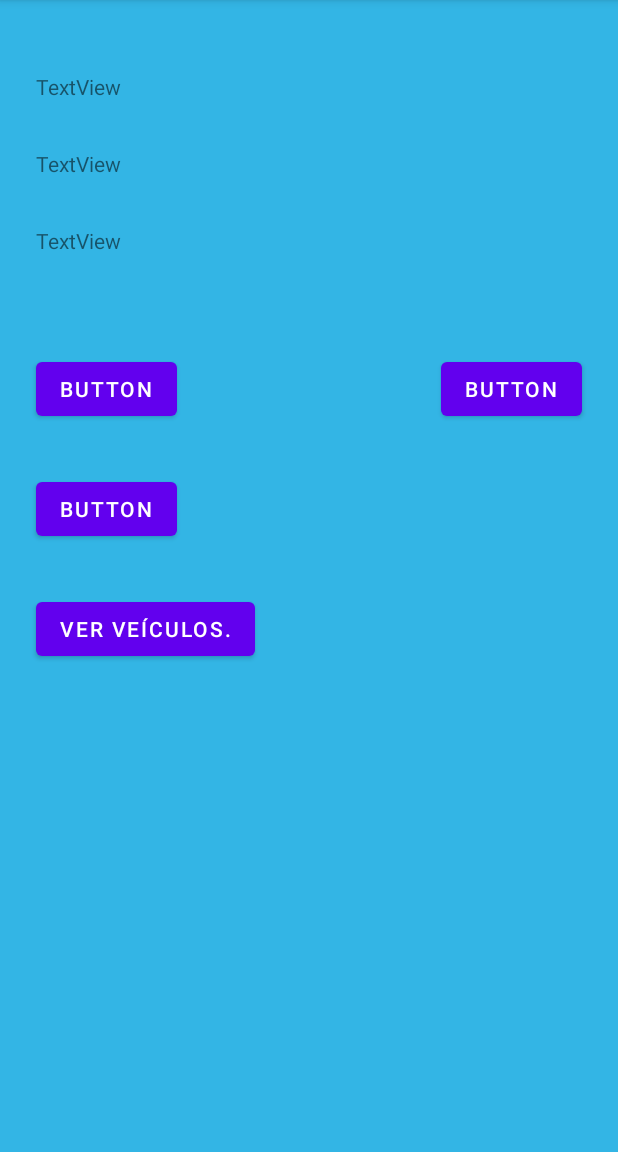
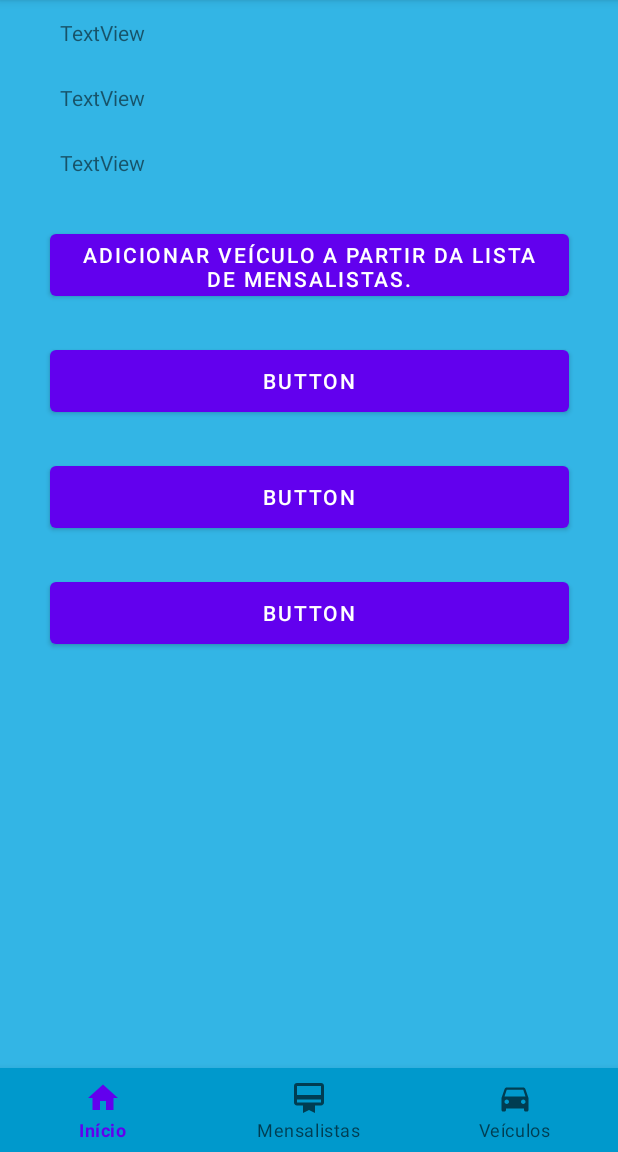
Before and after one commit to DaviPernalonga30/JavaMobileParkingControl, an Android app: the screen it shows after launch (MainActivity), on a phone screen of 412 x 824 dp, the part 84-1236 px from its top. Run offline under Robolectric (Android 15) with nearby library versions, the phone set to English and light mode, and no system bars; our stand-ins replace navigation-ui.

Commit message:
Criação da navegação entre os fragments (Funcionando do jeito esperado)

```diff
--- a/app/build.gradle
+++ b/app/build.gradle
@@ -25,6 +25,9 @@ android {
         sourceCompatibility JavaVersion.VERSION_1_8
         targetCompatibility JavaVersion.VERSION_1_8
     }
+    viewBinding{
+        enabled = true
+    }
 }
 
 dependencies {
@@ -33,6 +36,8 @@ dependencies {
     implementation 'androidx.appcompat:appcompat:1.5.1'
     implementation 'com.google.android.material:material:1.6.1'
     implementation 'androidx.constraintlayout:constraintlayout:2.1.4'
+    implementation 'androidx.navigation:navigation-fragment:2.5.2'
+    implementation 'androidx.navigation:navigation-ui:2.5.2'
     testImplementation 'junit:junit:4.13.2'
     androidTestImplementation 'androidx.test.ext:junit:1.1.3'
     androidTestImplementation 'androidx.test.espresso:espresso-core:3.4.0'
--- a/app/src/main/java/com/estacionamento2d/parkingcontrol2d/MainActivity.java
+++ b/app/src/main/java/com/estacionamento2d/parkingcontrol2d/MainActivity.java
@@ -1,50 +1,39 @@
 package com.estacionamento2d.parkingcontrol2d;
 
 import androidx.appcompat.app.AppCompatActivity;
-import androidx.recyclerview.widget.LinearLayoutManager;
-import androidx.recyclerview.widget.RecyclerView;
+import androidx.navigation.NavController;
 
-import com.estacionamento2d.adapter.AdapterSubscriber;
-import com.estacionamento2d.adapter.AdapterVeicule;
-import com.estacionamento2d.javasrc.DataBaseManagement;
-import com.estacionamento2d.javasrc.Subscriber;
-import com.estacionamento2d.javasrc.VeiculeClass;
+import androidx.navigation.fragment.NavHostFragment;
+import androidx.navigation.ui.NavigationUI;
+
+import com.estacionamento2d.parkingcontrol2d.databinding.ActivityMainBinding;
 
 
 import android.os.Bundle;
-import android.os.StrictMode;
-import android.view.View;
-import android.widget.Button;
-import android.widget.LinearLayout;
-import android.widget.TextView;
 
-import org.w3c.dom.Text;
-
-import java.util.ArrayList;
 
 public class MainActivity extends AppCompatActivity {
+
+    private ActivityMainBinding binding;
+
+
+    private NavHostFragment navHostFragment;
+    private NavController navController;
+
 
     @Override
     protected void onCreate(Bundle savedInstanceState) {
         super.onCreate(savedInstanceState);
+        binding = ActivityMainBinding.inflate(getLayoutInflater());
+        setContentView(binding.getRoot());
 
-        setContentView(R.layout.activity_main);
+        initNavigation();
+    }
 
-        //button declarations.
-        Button button_viewVeicules = (Button) findViewById(R.id.button_viewVeicules);
-
-
-        //button setTexts.
-        button_viewVeicules.setText("Ver Veículos.");
-        button_viewVeicules.setOnClickListener(new View.OnClickListener() {
-            @Override
-            public void onClick(View view) {
-
-            }
-        });
-
-
-
+    private void initNavigation(){
+        navHostFragment = (NavHostFragment) getSupportFragmentManager().findFragmentById(R.id.fragmentContainerMain);
+        navController = navHostFragment.getNavController();
+        NavigationUI.setupWithNavController(binding.bottomNavigation, navController);
 
     }
 }
--- /dev/null
+++ b/app/src/main/java/com/estacionamento2d/parkingcontrol2d/homeFragment/HomePageFragment.java
@@ -0,0 +1,56 @@
+package com.estacionamento2d.parkingcontrol2d.homeFragment;
+
+import android.os.Bundle;
+
+import androidx.fragment.app.Fragment;
+
+import android.view.LayoutInflater;
+import android.view.View;
+import android.view.ViewGroup;
+import android.widget.Button;
+
+import com.estacionamento2d.parkingcontrol2d.R;
+
+
+public class HomePageFragment extends Fragment {
+    public HomePageFragment() {
+        // Required empty public constructor
+    }
+
+    @Override
+    public void onCreate(Bundle savedInstanceState) {
+        super.onCreate(savedInstanceState);
+
+    }
+
+    @Override
+    public View onCreateView(LayoutInflater inflater, ViewGroup container,
+                             Bundle savedInstanceState) {
+        // Inflate the layout for this fragment
+        View view = inflater.inflate(R.layout.fragment_home_page, container, false);
+
+        //TextView Declarations
+
+
+        //TextView setText
+
+
+
+        //Buttons declarations
+        Button buttonAddVeiculeFromSubscriber = (Button) view.findViewById(R.id.button_add_veicule_from_subscriber);
+
+
+
+        //buttons setText
+        buttonAddVeiculeFromSubscriber.setText("Adicionar veículo a partir da lista de mensalistas.");
+
+
+
+        //buttons ActionsPerformed
+
+
+
+        return view;
+
+    }
+}
--- /dev/null
+++ b/app/src/main/res/drawable/ic_baseline_card_membership_24.xml
@@ -0,0 +1,5 @@
+<vector android:height="24dp" android:tint="#000000"
+    android:viewportHeight="24" android:viewportWidth="24"
+    android:width="24dp" xmlns:android="http://schemas.android.com/apk/res/android">
+    <path android:fillColor="@android:color/white" android:pathData="M20,2L4,2c-1.11,0 -2,0.89 -2,2v11c0,1.11 0.89,2 2,2h4v5l4,-2 4,2v-5h4c1.11,0 2,-0.89 2,-2L22,4c0,-1.11 -0.89,-2 -2,-2zM20,15L4,15v-2h16v2zM20,10L4,10L4,4h16v6z"/>
+</vector>
--- /dev/null
+++ b/app/src/main/res/drawable/ic_baseline_directions_car_24.xml
@@ -0,0 +1,5 @@
+<vector android:height="24dp" android:tint="#000000"
+    android:viewportHeight="24" android:viewportWidth="24"
+    android:width="24dp" xmlns:android="http://schemas.android.com/apk/res/android">
+    <path android:fillColor="@android:color/white" android:pathData="M18.92,6.01C18.72,5.42 18.16,5 17.5,5h-11c-0.66,0 -1.21,0.42 -1.42,1.01L3,12v8c0,0.55 0.45,1 1,1h1c0.55,0 1,-0.45 1,-1v-1h12v1c0,0.55 0.45,1 1,1h1c0.55,0 1,-0.45 1,-1v-8l-2.08,-5.99zM6.5,16c-0.83,0 -1.5,-0.67 -1.5,-1.5S5.67,13 6.5,13s1.5,0.67 1.5,1.5S7.33,16 6.5,16zM17.5,16c-0.83,0 -1.5,-0.67 -1.5,-1.5s0.67,-1.5 1.5,-1.5 1.5,0.67 1.5,1.5 -0.67,1.5 -1.5,1.5zM5,11l1.5,-4.5h11L19,11L5,11z"/>
+</vector>
--- /dev/null
+++ b/app/src/main/res/drawable/ic_baseline_home_24.xml
@@ -0,0 +1,5 @@
+<vector android:height="24dp" android:tint="#000000"
+    android:viewportHeight="24" android:viewportWidth="24"
+    android:width="24dp" xmlns:android="http://schemas.android.com/apk/res/android">
+    <path android:fillColor="@android:color/white" android:pathData="M10,20v-6h4v6h5v-8h3L12,3 2,12h3v8z"/>
+</vector>
--- a/app/src/main/res/layout/activity_main.xml
+++ b/app/src/main/res/layout/activity_main.xml
@@ -7,88 +7,26 @@
     android:background="@android:color/holo_blue_light"
     tools:context=".MainActivity">
 
-    <TextView
-        android:id="@+id/text_totalVeics"
-        android:layout_width="wrap_content"
+
+    <com.google.android.material.bottomnavigation.BottomNavigationView
+        android:id="@+id/bottom_navigation"
+        android:layout_width="match_parent"
         android:layout_height="wrap_content"
-        android:layout_marginStart="24dp"
-        android:layout_marginTop="48dp"
-        android:text="TextView"
-        app:layout_constraintStart_toStartOf="parent"
-        app:layout_constraintTop_toTopOf="parent" />
+        android:background="@android:color/holo_blue_dark"
+        app:layout_constraintBottom_toBottomOf="parent"
+        app:menu="@menu/bottom_navigation_menu" />
 
-    <TextView
-        android:id="@+id/text_totalSubs"
-        android:layout_width="wrap_content"
-        android:layout_height="wrap_content"
-        android:layout_marginStart="24dp"
-        android:layout_marginTop="32dp"
-        android:text="TextView"
-        app:layout_constraintStart_toStartOf="parent"
-        app:layout_constraintTop_toBottomOf="@+id/text_totalVeics" />
-
-    <TextView
-        android:id="@+id/text_dayVenue"
-        android:layout_width="wrap_content"
-        android:layout_height="wrap_content"
-        android:layout_marginStart="24dp"
-        android:layout_marginTop="32dp"
-        android:text="TextView"
-        app:layout_constraintStart_toStartOf="parent"
-        app:layout_constraintTop_toBottomOf="@+id/text_totalSubs" />
-
-    <Button
-        android:id="@+id/button_viewSubscribers"
-        android:layout_width="wrap_content"
-        android:layout_height="wrap_content"
-        android:layout_marginStart="24dp"
-        android:layout_marginEnd="24dp"
-        android:layout_marginBottom="48dp"
-        android:text="Button"
-        app:layout_constraintBottom_toBottomOf="parent"
+    <androidx.fragment.app.FragmentContainerView
+        android:id="@+id/fragmentContainerMain"
+        android:name="androidx.navigation.fragment.NavHostFragment"
+        android:layout_width="0dp"
+        android:layout_height="0dp"
+        app:layout_constraintBottom_toTopOf="@+id/bottom_navigation"
         app:layout_constraintEnd_toEndOf="parent"
-        app:layout_constraintHorizontal_bias="1.0"
-        app:layout_constraintStart_toEndOf="@+id/button_addVeicule"
-        app:layout_constraintTop_toTopOf="@+id/button_addVeicule"
-        app:layout_constraintVertical_bias="0.0" />
-
-    <Button
-        android:id="@+id/button_addVeicule"
-        android:layout_width="wrap_content"
-        android:layout_height="wrap_content"
-        android:layout_marginStart="24dp"
-        android:layout_marginTop="48dp"
-        android:layout_marginEnd="24dp"
-        android:layout_marginBottom="48dp"
-        android:text="Button"
-        app:layout_constraintBottom_toBottomOf="parent"
-        app:layout_constraintEnd_toEndOf="parent"
-        app:layout_constraintHorizontal_bias="0.0"
         app:layout_constraintStart_toStartOf="parent"
         app:layout_constraintTop_toTopOf="parent"
-        app:layout_constraintVertical_bias="0.3" />
+        app:layout_constraintVertical_bias="0.0"
+        app:navGraph="@navigation/nav_main" />
 
-    <Button
-        android:id="@+id/button_alterVeicule"
-        android:layout_width="wrap_content"
-        android:layout_height="wrap_content"
-        android:layout_marginStart="24dp"
-        android:layout_marginTop="32dp"
-        android:text="Button"
-        app:layout_constraintStart_toStartOf="parent"
-        app:layout_constraintTop_toBottomOf="@+id/button_addVeicule" />
-
-    <Button
-        android:id="@+id/button_viewVeicules"
-        android:layout_width="wrap_content"
-        android:layout_height="wrap_content"
-        android:layout_marginStart="24dp"
-        android:layout_marginTop="32dp"
-        android:layout_marginBottom="48dp"
-        android:text="Button"
-        app:layout_constraintBottom_toBottomOf="parent"
-        app:layout_constraintStart_toStartOf="parent"
-        app:layout_constraintTop_toBottomOf="@+id/button_alterVeicule"
-        app:layout_constraintVertical_bias="0.0" />
 
 </androidx.constraintlayout.widget.ConstraintLayout>
--- /dev/null
+++ b/app/src/main/res/layout/fragment_home_page.xml
@@ -0,0 +1,93 @@
+<?xml version="1.0" encoding="utf-8"?>
+<androidx.constraintlayout.widget.ConstraintLayout xmlns:android="http://schemas.android.com/apk/res/android"
+    xmlns:app="http://schemas.android.com/apk/res-auto"
+    xmlns:tools="http://schemas.android.com/tools"
+    android:id="@+id/homePageFragment"
+    android:layout_width="match_parent"
+    android:layout_height="match_parent"
+    android:background="@android:color/holo_blue_light"
+    tools:context=".homeFragment.HomePageFragment">
+
+    <Button
+        android:id="@+id/button_add_veicule"
+        android:layout_width="346dp"
+        android:layout_height="53dp"
+        android:layout_marginStart="24dp"
+        android:layout_marginTop="24dp"
+        android:layout_marginEnd="24dp"
+        android:text="Button"
+        app:layout_constraintEnd_toEndOf="parent"
+        app:layout_constraintStart_toStartOf="parent"
+        app:layout_constraintTop_toBottomOf="@+id/button_add_veicule_from_subscriber" />
+
+    <Button
+        android:id="@+id/button_edit_veicule"
+        android:layout_width="346dp"
+        android:layout_height="53dp"
+        android:layout_marginStart="24dp"
+        android:layout_marginTop="24dp"
+        android:layout_marginEnd="24dp"
+        android:text="Button"
+        app:layout_constraintEnd_toEndOf="parent"
+        app:layout_constraintStart_toStartOf="parent"
+        app:layout_constraintTop_toBottomOf="@+id/button_add_veicule" />
+
+    <Button
+        android:id="@+id/button_remove_veicule"
+        android:layout_width="346dp"
+        android:layout_height="53dp"
+        android:layout_marginStart="24dp"
+        android:layout_marginTop="24dp"
+        android:layout_marginEnd="24dp"
+        android:text="Button"
+        app:layout_constraintEnd_toEndOf="parent"
+        app:layout_constraintStart_toStartOf="parent"
+        app:layout_constraintTop_toBottomOf="@+id/button_edit_veicule" />
+
+    <Button
+        android:id="@+id/button_add_veicule_from_subscriber"
+        android:layout_width="346dp"
+        android:layout_height="53dp"
+        android:layout_marginStart="24dp"
+        android:layout_marginTop="32dp"
+        android:layout_marginEnd="24dp"
+        android:text="BUTTON"
+        app:layout_constraintEnd_toEndOf="parent"
+        app:layout_constraintStart_toStartOf="parent"
+        app:layout_constraintTop_toBottomOf="@+id/textView_daily_money" />
+
+    <TextView
+        android:id="@+id/textView_total_veicule"
+        android:layout_width="wrap_content"
+        android:layout_height="wrap_content"
+        android:layout_marginStart="40dp"
+        android:layout_marginTop="12dp"
+        android:text="TextView"
+        app:layout_constraintStart_toStartOf="parent"
+        app:layout_constraintTop_toTopOf="parent" />
+
+    <TextView
+        android:id="@+id/textView_total_subs"
+        android:layout_width="wrap_content"
+        android:layout_height="wrap_content"
+        android:layout_marginStart="40dp"
+        android:layout_marginTop="24dp"
+        android:text="TextView"
+        app:layout_constraintStart_toStartOf="parent"
+        app:layout_constraintTop_toBottomOf="@+id/textView_total_veicule" />
+
+    <TextView
+        android:id="@+id/textView_daily_money"
+        android:layout_width="58dp"
+        android:layout_height="wrap_content"
+        android:layout_marginStart="40dp"
+        android:layout_marginTop="24dp"
+        android:text="TextView"
+        app:layout_constraintBottom_toBottomOf="parent"
+        app:layout_constraintEnd_toEndOf="parent"
+        app:layout_constraintHorizontal_bias="0.0"
+        app:layout_constraintStart_toStartOf="parent"
+        app:layout_constraintTop_toBottomOf="@+id/textView_total_subs"
+        app:layout_constraintVertical_bias="0.0" />
+
+</androidx.constraintlayout.widget.ConstraintLayout>
--- a/app/src/main/res/layout/fragment_subscriber_recycler_view.xml
+++ b/app/src/main/res/layout/fragment_subscriber_recycler_view.xml
@@ -1,6 +1,7 @@
 <?xml version="1.0" encoding="utf-8"?>
 <FrameLayout xmlns:android="http://schemas.android.com/apk/res/android"
     xmlns:tools="http://schemas.android.com/tools"
+    android:id="@+id/subscriberRecyclerViewFragment"
     android:layout_width="match_parent"
     android:layout_height="match_parent"
     android:background="@android:color/holo_blue_light"
@@ -9,5 +10,6 @@
     <androidx.recyclerview.widget.RecyclerView
         android:id="@+id/recyclerView_subscriber"
         android:layout_width="match_parent"
-        android:layout_height="match_parent" />
+        android:layout_height="wrap_content"
+        android:layout_marginTop="8dp" />
 </FrameLayout>
--- a/app/src/main/res/layout/fragment_veicule_recycler_view.xml
+++ b/app/src/main/res/layout/fragment_veicule_recycler_view.xml
@@ -1,13 +1,16 @@
 <?xml version="1.0" encoding="utf-8"?>
 <FrameLayout xmlns:android="http://schemas.android.com/apk/res/android"
     xmlns:tools="http://schemas.android.com/tools"
+    android:id="@+id/veiculeRecyclerViewFragmentlist"
     android:layout_width="match_parent"
     android:layout_height="match_parent"
+    android:layout_margin="0dp"
     android:background="@android:color/holo_blue_light"
     tools:context=".veiculefragment.VeiculeRecyclerViewFragment">
 
     <androidx.recyclerview.widget.RecyclerView
         android:id="@+id/recyclerView_veicule"
         android:layout_width="match_parent"
-        android:layout_height="match_parent" />
+        android:layout_height="wrap_content"
+        android:layout_marginTop="8dp" />
 </FrameLayout>
--- /dev/null
+++ b/app/src/main/res/menu/bottom_navigation_menu.xml
@@ -0,0 +1,21 @@
+<?xml version="1.0" encoding="utf-8"?>
+<menu xmlns:android="http://schemas.android.com/apk/res/android">
+    <item
+        android:id="@+id/homePageFragment"
+        android:enabled="true"
+        android:icon="@drawable/ic_baseline_home_24"
+        android:title="Início"
+        />
+    <item
+        android:id="@+id/subscriberRecyclerViewFragment"
+        android:enabled="true"
+        android:icon="@drawable/ic_baseline_card_membership_24"
+        android:title="Mensalistas"
+        />
+    <item
+        android:id="@+id/veiculeRecyclerViewFragment"
+        android:enabled="true"
+        android:icon="@drawable/ic_baseline_directions_car_24"
+        android:title="Veículos"
+        />
+</menu>
--- /dev/null
+++ b/app/src/main/res/navigation/nav_main.xml
@@ -0,0 +1,26 @@
+<?xml version="1.0" encoding="utf-8"?>
+<navigation xmlns:android="http://schemas.android.com/apk/res/android"
+    xmlns:app="http://schemas.android.com/apk/res-auto"
+    xmlns:tools="http://schemas.android.com/tools"
+    android:id="@+id/nav_main"
+    app:startDestination="@id/homePageFragment">
+
+    <fragment
+        android:id="@+id/homePageFragment"
+        android:name="com.estacionamento2d.parkingcontrol2d.homeFragment.HomePageFragment"
+        android:label="fragment_home_page"
+        tools:layout="@layout/fragment_home_page" />
+
+    <fragment
+        android:id="@+id/subscriberRecyclerViewFragment"
+        android:name="com.estacionamento2d.parkingcontrol2d.subscriberFragment.SubscriberRecyclerViewFragment"
+        android:label="fragment_subscriber_recycler_view"
+        tools:layout="@layout/fragment_subscriber_recycler_view" />
+
+    <fragment
+        android:id="@+id/veiculeRecyclerViewFragment"
+        android:name="com.estacionamento2d.parkingcontrol2d.veiculefragment.VeiculeRecyclerViewFragment"
+        android:label="fragment_veicule_recycler_view"
+        tools:layout="@layout/fragment_veicule_recycler_view" />
+
+</navigation>
```
